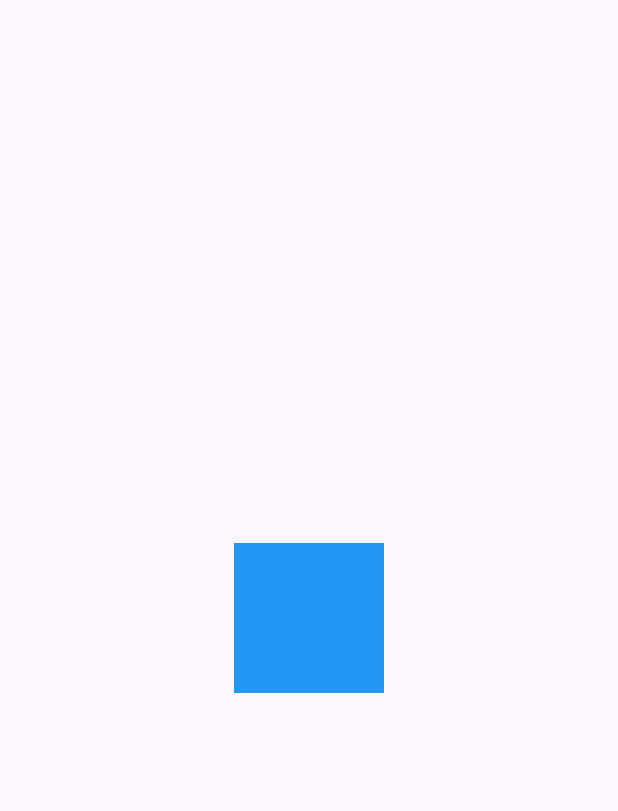
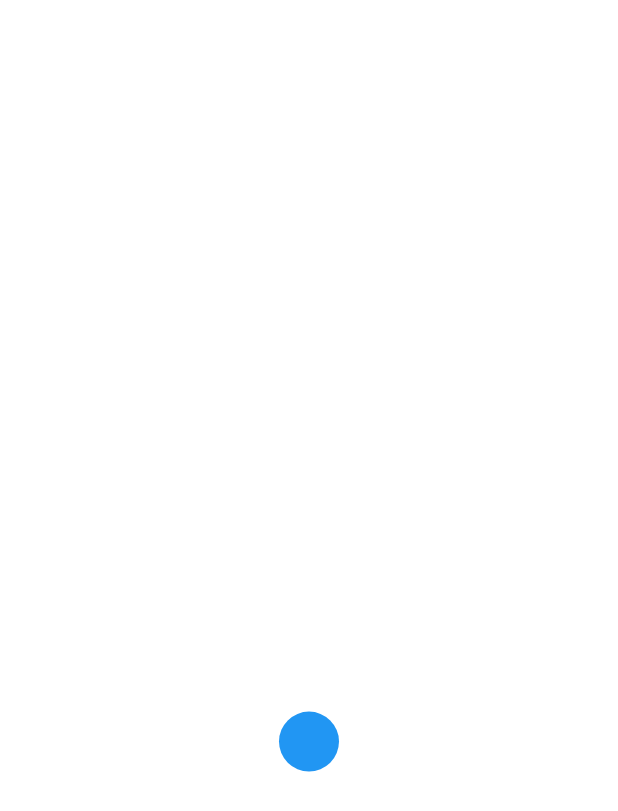
Before and after one commit to Divyanshu050303/Bloc, a Flutter app: the first screen one second after launch, on a phone screen of 412 x 824 dp. Shown: the top 811 px of the screen. Run offline on Flutter 3.47's test engine with Material 3 defaults, Android fonts, the phone set to English and light mode, and no system bars; our stand-ins replace bloc, bloc_concurrency, dio, equatable, flutter_bloc, stream_transform.

Commit message:
Bouncing ball animation

```diff
--- /dev/null
+++ b/lib/animation/bouncing_ball.dart
@@ -0,0 +1,63 @@
+import 'package:flutter/material.dart';
+
+class BouncingBall extends StatefulWidget {
+  @override
+  _BouncingBallState createState() => _BouncingBallState();
+}
+
+class _BouncingBallState extends State<BouncingBall>
+    with SingleTickerProviderStateMixin {
+  late AnimationController _controller;
+  late Animation<double> _animation;
+
+  @override
+  void initState() {
+    super.initState();
+    _controller = AnimationController(
+      vsync: this,
+      duration: const Duration(seconds: 1),
+    )..repeat(reverse: true);
+    _animation = Tween<double>(begin: 0, end: 0.5).animate(_controller);
+  }
+
+  @override
+  Widget build(BuildContext context) {
+    return AnimatedBuilder(
+      animation: _animation,
+      builder: (context, child) {
+        return SizedBox(
+          width: 100,
+          height: 100,
+          child: CustomPaint(
+            painter: BallPainter(_animation.value),
+          ),
+        );
+      },
+    );
+  }
+
+  @override
+  void dispose() {
+    _controller.dispose();
+    super.dispose();
+  }
+}
+
+class BallPainter extends CustomPainter {
+  final double value;
+
+  BallPainter(this.value);
+
+  @override
+  void paint(Canvas canvas, Size size) {
+    const radius = 20.0;
+    final centerY = size.height - (value * size.height);
+    final ballPaint = Paint()..color = Colors.blue;
+    canvas.drawCircle(Offset(size.width / 2, centerY), radius, ballPaint);
+  }
+
+  @override
+  bool shouldRepaint(covariant CustomPainter oldDelegate) {
+    return true;
+  }
+}
--- a/lib/main.dart
+++ b/lib/main.dart
@@ -1,6 +1,8 @@
 // import 'package:bloc/bloc.dart';
 import 'package:flutter/material.dart';
 import 'package:tap/animation/animation_class.dart';
+import 'package:tap/animation/bouncing_ball.dart';
+import 'package:tap/animation/rotate.dart';
 
 // import 'package:tap/infinite_list_app/simple_bloc_observer.dart';
 
@@ -38,7 +40,7 @@ class MyApp extends StatelessWidget {
 
   @override
   Widget build(BuildContext context) {
-    return const MaterialApp(
+    return MaterialApp(
       // home: MultiBlocProvider(
       //   providers: [
       //     BlocProvider<CounterBloc>(
@@ -60,7 +62,7 @@ class MyApp extends StatelessWidget {
       //     child: const UserDetailUi(),
       //   ),
       // ),
-      home: AnimationClass(),
+      home: BouncingBall(),
       debugShowCheckedModeBanner: false,
     );
   }
```
Also changed, not shown: lib/animation/rotate.dart (added, +38 -0 lines).
